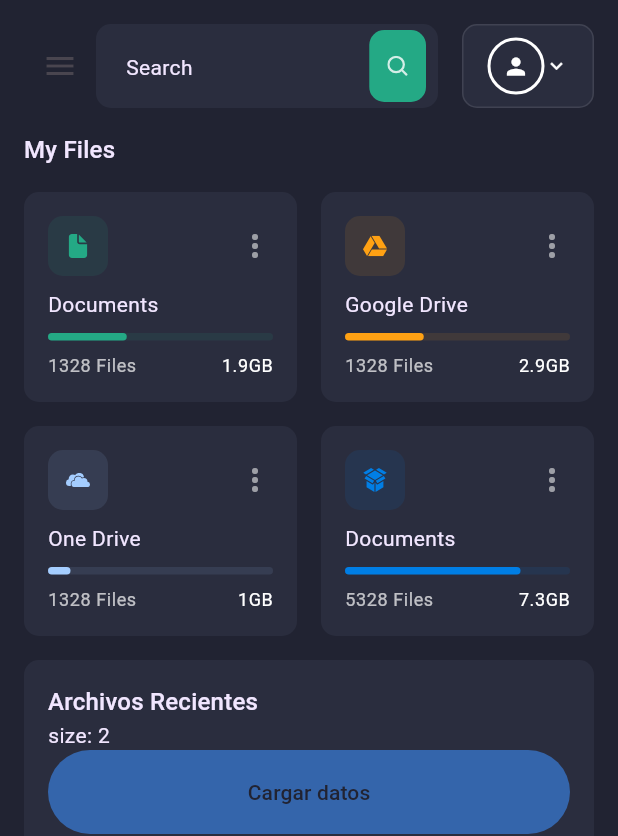
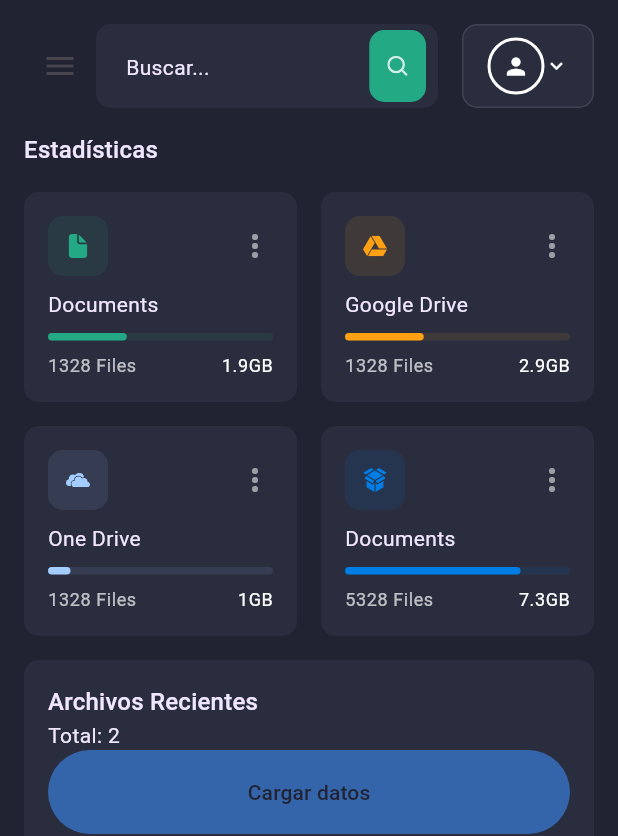
Before and after one commit to JesusYanac/VistonyAdminDashboard, a Flutter app: the MainScreen screen opened directly, on a phone screen of 412 x 824 dp. Shown: the top 836 px of the screen. Run offline on Flutter 3.47's test engine with Material 3 defaults, Android fonts, the phone set to English and light mode, and no system bars; drawn by our look-alikes of fl_chart; our stand-ins replace flutter_bloc, flutter_svg, rive; network calls fail; project files that could hold a hidden picture were left out.

```diff
--- a/lib/main.dart
+++ b/lib/main.dart
@@ -15,7 +15,7 @@ class MyApp extends StatelessWidget {
   Widget build(BuildContext context) {
     return MaterialApp(
       debugShowCheckedModeBanner: false,
-      title: 'Flutter Admin Panel',
+      title: 'Vistony Admin Panel',
 
       theme: ThemeData(
           primaryColor: kPrimaryColor,
--- a/lib/presentation/features/dashboard/components/header.dart
+++ b/lib/presentation/features/dashboard/components/header.dart
@@ -92,7 +92,7 @@ class SearchField extends StatelessWidget {
   Widget build(BuildContext context) {
     return TextField(
       decoration: InputDecoration(
-        hintText: "Search",
+        hintText: "Buscar...",
         hintStyle: Theme.of(context).textTheme.bodyMedium,
         fillColor: secondaryColor,
         filled: true,
--- a/lib/presentation/features/dashboard/trade_marketing/components/my_fields.dart
+++ b/lib/presentation/features/dashboard/trade_marketing/components/my_fields.dart
@@ -24,7 +24,7 @@ class _MyFilesState extends State<MyFiles> {
           mainAxisAlignment: MainAxisAlignment.spaceBetween,
           children: [
             Text(
-              "My Files",
+              "Estadísticas",
               style: Theme.of(context).textTheme.titleMedium,
             ),
             /*ElevatedButton.icon(
--- a/lib/presentation/features/dashboard/trade_marketing/components/my_files.dart
+++ b/lib/presentation/features/dashboard/trade_marketing/components/my_files.dart
@@ -18,7 +18,7 @@ class MyFiles extends StatelessWidget {
           mainAxisAlignment: MainAxisAlignment.spaceBetween,
           children: [
             Text(
-              "My Files",
+              "Estadísticas",
               style: Theme.of(context).textTheme.titleMedium,
             ),
             ElevatedButton.icon(
--- a/lib/presentation/features/dashboard/trade_marketing/components/recent_files.dart
+++ b/lib/presentation/features/dashboard/trade_marketing/components/recent_files.dart
@@ -44,9 +44,9 @@ class _RecentFilesState extends State<RecentFiles> {
           BlocBuilder<TradeMarketingBloc, TradeMarketingState>(
             builder: (context, state) {
               if (state is SuccessTradeMarketingState) {
-                return Text("size: ${state.data?.length}");
+                return Text("Total: ${state.data?.length}");
               } else {
-                return const Text("size: 0");
+                return const Text("Total: 0");
               }
             },
           ),
```
Also changed, not shown: 45 other files.
